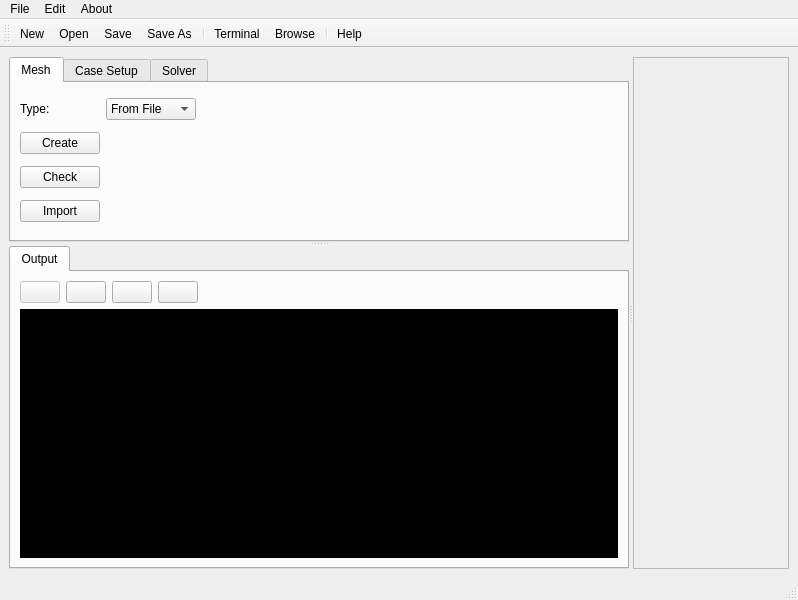
Above: petroFoam.ui from Eng-RSMY/petroFoam before the change. Below: the same form after it.
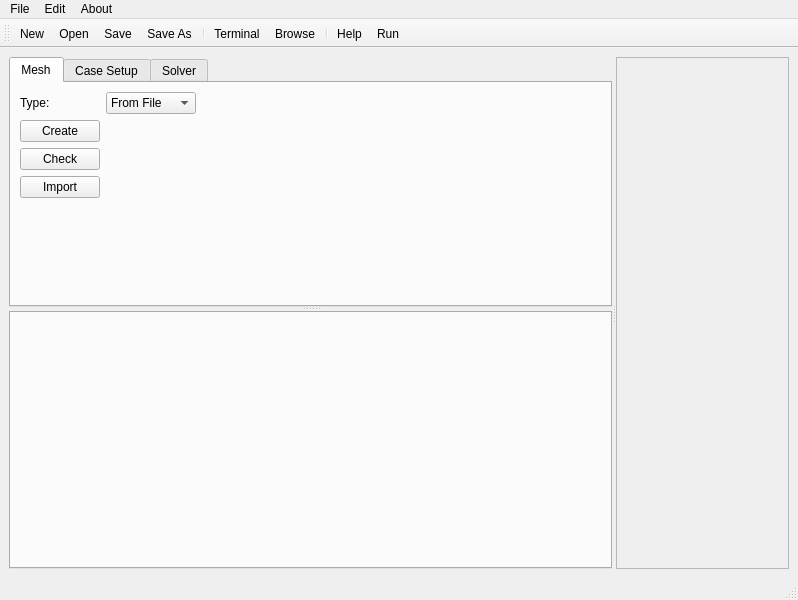
That is the form after the change. Icons and pictures are not drawn.

The edit to the form file:
```diff
--- a/petroFoam.ui
+++ b/petroFoam.ui
@@ -136,6 +136,19 @@
                </property>
               </spacer>
              </item>
+             <item row="4" column="0">
+              <spacer name="verticalSpacer">
+               <property name="orientation">
+                <enum>Qt::Vertical</enum>
+               </property>
+               <property name="sizeHint" stdset="0">
+                <size>
+                 <width>20</width>
+                 <height>40</height>
+                </size>
+               </property>
+              </spacer>
+             </item>
             </layout>
            </widget>
            <widget class="QWidget" name="tab_2">
@@ -153,495 +166,24 @@
            <layout class="QHBoxLayout" name="horizontalLayout_2">
             <item>
              <widget class="QTabWidget" name="tabWidget_2">
+              <property name="minimumSize">
+               <size>
+                <width>0</width>
+                <height>200</height>
+               </size>
+              </property>
               <property name="currentIndex">
                <number>0</number>
               </property>
-              <widget class="QWidget" name="tab_4">
-               <attribute name="title">
-                <string>Output</string>
-               </attribute>
-               <layout class="QGridLayout" name="gridLayout_3">
-                <item row="0" column="1">
-                 <widget class="QPushButton" name="pushButton">
-                  <property name="text">
-                   <string/>
-                  </property>
-                  <property name="icon">
-                   <iconset resource="resources.qrc">
-                    <normaloff>:/newPrefix/images/fromHelyx/fileSave16.png</normaloff>:/newPrefix/images/fromHelyx/fileSave16.png</iconset>
-                  </property>
-                 </widget>
-                </item>
-                <item row="1" column="0" colspan="5">
-                 <widget class="QTextEdit" name="textEdit">
-                  <property name="palette">
-                   <palette>
-                    <active>
-                     <colorrole role="WindowText">
-                      <brush brushstyle="SolidPattern">
-                       <color alpha="255">
-                        <red>255</red>
-                        <green>255</green>
-                        <blue>255</blue>
-                       </color>
-                      </brush>
-                     </colorrole>
-                     <colorrole role="Button">
-                      <brush brushstyle="SolidPattern">
-                       <color alpha="255">
-                        <red>0</red>
-                        <green>0</green>
-                        <blue>0</blue>
-                       </color>
-                      </brush>
-                     </colorrole>
-                     <colorrole role="Light">
-                      <brush brushstyle="SolidPattern">
-                       <color alpha="255">
-                        <red>0</red>
-                        <green>0</green>
-                        <blue>0</blue>
-                       </color>
-                      </brush>
-                     </colorrole>
-                     <colorrole role="Midlight">
-                      <brush brushstyle="SolidPattern">
-                       <color alpha="255">
-                        <red>0</red>
-                        <green>0</green>
-                        <blue>0</blue>
-                       </color>
-                      </brush>
-                     </colorrole>
-                     <colorrole role="Dark">
-                      <brush brushstyle="SolidPattern">
-                       <color alpha="255">
-                        <red>0</red>
-                        <green>0</green>
-                        <blue>0</blue>
-                       </color>
-                      </brush>
-                     </colorrole>
-                     <colorrole role="Mid">
-                      <brush brushstyle="SolidPattern">
-                       <color alpha="255">
-                        <red>0</red>
-                        <green>0</green>
-                        <blue>0</blue>
-                       </color>
-                      </brush>
-                     </colorrole>
-                     <colorrole role="Text">
-                      <brush brushstyle="SolidPattern">
-                       <color alpha="255">
-                        <red>255</red>
-                        <green>255</green>
-                        <blue>255</blue>
-                       </color>
-                      </brush>
-                     </colorrole>
-                     <colorrole role="BrightText">
-                      <brush brushstyle="SolidPattern">
-                       <color alpha="255">
-                        <red>255</red>
-                        <green>255</green>
-                        <blue>255</blue>
-                       </color>
-                      </brush>
-                     </colorrole>
-                     <colorrole role="ButtonText">
-                      <brush brushstyle="SolidPattern">
-                       <color alpha="255">
-                        <red>255</red>
-                        <green>255</green>
-                        <blue>255</blue>
-                       </color>
-                      </brush>
-                     </colorrole>
-                     <colorrole role="Base">
-                      <brush brushstyle="SolidPattern">
-                       <color alpha="255">
-                        <red>0</red>
-                        <green>0</green>
-                        <blue>0</blue>
-                       </color>
-                      </brush>
-                     </colorrole>
-                     <colorrole role="Window">
-                      <brush brushstyle="SolidPattern">
-                       <color alpha="255">
-                        <red>0</red>
-                        <green>0</green>
-                        <blue>0</blue>
-                       </color>
-                      </brush>
-                     </colorrole>
-                     <colorrole role="Shadow">
-                      <brush brushstyle="SolidPattern">
-                       <color alpha="255">
-                        <red>0</red>
-                        <green>0</green>
-                        <blue>0</blue>
-                       </color>
-                      </brush>
-                     </colorrole>
-                     <colorrole role="AlternateBase">
-                      <brush brushstyle="SolidPattern">
-                       <color alpha="255">
-                        <red>0</red>
-                        <green>0</green>
-                        <blue>0</blue>
-                       </color>
-                      </brush>
-                     </colorrole>
-                     <colorrole role="ToolTipBase">
-                      <brush brushstyle="SolidPattern">
-                       <color alpha="255">
-                        <red>255</red>
-                        <green>255</green>
-                        <blue>220</blue>
-                       </color>
-                      </brush>
-                     </colorrole>
-                     <colorrole role="ToolTipText">
-                      <brush brushstyle="SolidPattern">
-                       <color alpha="255">
-                        <red>0</red>
-                        <green>0</green>
-                        <blue>0</blue>
-                       </color>
-                      </brush>
-                     </colorrole>
-                    </active>
-                    <inactive>
-                     <colorrole role="WindowText">
-                      <brush brushstyle="SolidPattern">
-                       <color alpha="255">
-                        <red>255</red>
-                        <green>255</green>
-                        <blue>255</blue>
-                       </color>
-                      </brush>
-                     </colorrole>
-                     <colorrole role="Button">
-                      <brush brushstyle="SolidPattern">
-                       <color alpha="255">
-                        <red>0</red>
-                        <green>0</green>
-                        <blue>0</blue>
-                       </color>
-                      </brush>
-                     </colorrole>
-                     <colorrole role="Light">
-                      <brush brushstyle="SolidPattern">
-                       <color alpha="255">
-                        <red>0</red>
-                        <green>0</green>
-                        <blue>0</blue>
-                       </color>
-                      </brush>
-                     </colorrole>
-                     <colorrole role="Midlight">
-                      <brush brushstyle="SolidPattern">
-                       <color alpha="255">
-                        <red>0</red>
-                        <green>0</green>
-                        <blue>0</blue>
-                       </color>
-                      </brush>
-                     </colorrole>
-                     <colorrole role="Dark">
-                      <brush brushstyle="SolidPattern">
-                       <color alpha="255">
-                        <red>0</red>
-                        <green>0</green>
-                        <blue>0</blue>
-                       </color>
-                      </brush>
-                     </colorrole>
-                     <colorrole role="Mid">
-                      <brush brushstyle="SolidPattern">
-                       <color alpha="255">
-                        <red>0</red>
-                        <green>0</green>
-                        <blue>0</blue>
-                       </color>
-                      </brush>
-                     </colorrole>
-                     <colorrole role="Text">
-                      <brush brushstyle="SolidPattern">
-                       <color alpha="255">
-                        <red>255</red>
-                        <green>255</green>
-                        <blue>255</blue>
-                       </color>
-                      </brush>
-                     </colorrole>
-                     <colorrole role="BrightText">
-                      <brush brushstyle="SolidPattern">
-                       <color alpha="255">
-                        <red>255</red>
-                        <green>255</green>
-                        <blue>255</blue>
-                       </color>
-                      </brush>
-                     </colorrole>
-                     <colorrole role="ButtonText">
-                      <brush brushstyle="SolidPattern">
-                       <color alpha="255">
-                        <red>255</red>
-                        <green>255</green>
-                        <blue>255</blue>
-                       </color>
-                      </brush>
-                     </colorrole>
-                     <colorrole role="Base">
-                      <brush brushstyle="SolidPattern">
-                       <color alpha="255">
-                        <red>0</red>
-                        <green>0</green>
-                        <blue>0</blue>
-                       </color>
-                      </brush>
-                     </colorrole>
-                     <colorrole role="Window">
-                      <brush brushstyle="SolidPattern">
-                       <color alpha="255">
-                        <red>0</red>
-                        <green>0</green>
-                        <blue>0</blue>
-                       </color>
-                      </brush>
-                     </colorrole>
-                     <colorrole role="Shadow">
-                      <brush brushstyle="SolidPattern">
-                       <color alpha="255">
-                        <red>0</red>
-                        <green>0</green>
-                        <blue>0</blue>
-                       </color>
-                      </brush>
-                     </colorrole>
-                     <colorrole role="AlternateBase">
-                      <brush brushstyle="SolidPattern">
-                       <color alpha="255">
-                        <red>0</red>
-                        <green>0</green>
-                        <blue>0</blue>
-                       </color>
-                      </brush>
-                     </colorrole>
-                     <colorrole role="ToolTipBase">
-                      <brush brushstyle="SolidPattern">
-                       <color alpha="255">
-                        <red>255</red>
-                        <green>255</green>
-                        <blue>220</blue>
-                       </color>
-                      </brush>
-                     </colorrole>
-                     <colorrole role="ToolTipText">
-                      <brush brushstyle="SolidPattern">
-                       <color alpha="255">
-                        <red>0</red>
-                        <green>0</green>
-                        <blue>0</blue>
-                       </color>
-                      </brush>
-                     </colorrole>
-                    </inactive>
-                    <disabled>
-                     <colorrole role="WindowText">
-                      <brush brushstyle="SolidPattern">
-                       <color alpha="255">
-                        <red>0</red>
-                        <green>0</green>
-                        <blue>0</blue>
-                       </color>
-                      </brush>
-                     </colorrole>
-                     <colorrole role="Button">
-                      <brush brushstyle="SolidPattern">
-                       <color alpha="255">
-                        <red>0</red>
-                        <green>0</green>
-                        <blue>0</blue>
-                       </color>
-                      </brush>
-                     </colorrole>
-                     <colorrole role="Light">
-                      <brush brushstyle="SolidPattern">
-                       <color alpha="255">
-                        <red>0</red>
-                        <green>0</green>
-                        <blue>0</blue>
-                       </color>
-                      </brush>
-                     </colorrole>
-                     <colorrole role="Midlight">
-                      <brush brushstyle="SolidPattern">
-                       <color alpha="255">
-                        <red>0</red>
-                        <green>0</green>
-                        <blue>0</blue>
-                       </color>
-                      </brush>
-                     </colorrole>
-                     <colorrole role="Dark">
-                      <brush brushstyle="SolidPattern">
-                       <color alpha="255">
-                        <red>0</red>
-                        <green>0</green>
-                        <blue>0</blue>
-                       </color>
-                      </brush>
-                     </colorrole>
-                     <colorrole role="Mid">
-                      <brush brushstyle="SolidPattern">
-                       <color alpha="255">
-                        <red>0</red>
-                        <green>0</green>
-                        <blue>0</blue>
-                       </color>
-                      </brush>
-                     </colorrole>
-                     <colorrole role="Text">
-                      <brush brushstyle="SolidPattern">
-                       <color alpha="255">
-                        <red>0</red>
-                        <green>0</green>
-                        <blue>0</blue>
-                       </color>
-                      </brush>
-                     </colorrole>
-                     <colorrole role="BrightText">
-                      <brush brushstyle="SolidPattern">
-                       <color alpha="255">
-                        <red>255</red>
-                        <green>255</green>
-                        <blue>255</blue>
-                       </color>
-                      </brush>
-                     </colorrole>
-                     <colorrole role="ButtonText">
-                      <brush brushstyle="SolidPattern">
-                       <color alpha="255">
-                        <red>0</red>
-                        <green>0</green>
-                        <blue>0</blue>
-                       </color>
-                      </brush>
-                     </colorrole>
-                     <colorrole role="Base">
-                      <brush brushstyle="SolidPattern">
-                       <color alpha="255">
-                        <red>0</red>
-                        <green>0</green>
-                        <blue>0</blue>
-                       </color>
-                      </brush>
-                     </colorrole>
-                     <colorrole role="Window">
-                      <brush brushstyle="SolidPattern">
-                       <color alpha="255">
-                        <red>0</red>
-                        <green>0</green>
-                        <blue>0</blue>
-                       </color>
-                      </brush>
-                     </colorrole>
-                     <colorrole role="Shadow">
-                      <brush brushstyle="SolidPattern">
-                       <color alpha="255">
-                        <red>0</red>
-                        <green>0</green>
-                        <blue>0</blue>
-                       </color>
-                      </brush>
-                     </colorrole>
-                     <colorrole role="AlternateBase">
-                      <brush brushstyle="SolidPattern">
-                       <color alpha="255">
-                        <red>0</red>
-                        <green>0</green>
-                        <blue>0</blue>
-                       </color>
-                      </brush>
-                     </colorrole>
-                     <colorrole role="ToolTipBase">
-                      <brush brushstyle="SolidPattern">
-                       <color alpha="255">
-                        <red>255</red>
-                        <green>255</green>
-                        <blue>220</blue>
-                       </color>
-                      </brush>
-                     </colorrole>
-                     <colorrole role="ToolTipText">
-                      <brush brushstyle="SolidPattern">
-                       <color alpha="255">
-                        <red>0</red>
-                        <green>0</green>
-                        <blue>0</blue>
-                       </color>
-                      </brush>
-                     </colorrole>
-                    </disabled>
-                   </palette>
-                  </property>
-                 </widget>
-                </item>
-                <item row="0" column="2">
-                 <widget class="QPushButton" name="pushButton_2">
-                  <property name="text">
-                   <string/>
-                  </property>
-                  <property name="icon">
-                   <iconset resource="resources.qrc">
-                    <normaloff>:/newPrefix/images/fromHelyx/browseFile16.png</normaloff>:/newPrefix/images/fromHelyx/browseFile16.png</iconset>
-                  </property>
-                 </widget>
-                </item>
-                <item row="0" column="4">
-                 <spacer name="horizontalSpacer_2">
-                  <property name="orientation">
-                   <enum>Qt::Horizontal</enum>
-                  </property>
-                  <property name="sizeHint" stdset="0">
-                   <size>
-                    <width>40</width>
-                    <height>20</height>
-                   </size>
-                  </property>
-                 </spacer>
-                </item>
-                <item row="0" column="0">
-                 <widget class="QPushButton" name="pushButton_3">
-                  <property name="enabled">
-                   <bool>false</bool>
-                  </property>
-                  <property name="text">
-                   <string/>
-                  </property>
-                  <property name="icon">
-                   <iconset resource="resources.qrc">
-                    <normaloff>:/newPrefix/images/fromHelyx/stop16.png</normaloff>:/newPrefix/images/fromHelyx/stop16.png</iconset>
-                  </property>
-                 </widget>
-                </item>
-                <item row="0" column="3">
-                 <widget class="QPushButton" name="pushButton_4">
-                  <property name="text">
-                   <string/>
-                  </property>
-                  <property name="icon">
-                   <iconset resource="resources.qrc">
-                    <normaloff>:/newPrefix/images/fromHelyx/win_close16.png</normaloff>:/newPrefix/images/fromHelyx/win_close16.png</iconset>
-                  </property>
-                 </widget>
-                </item>
-               </layout>
-              </widget>
+              <property name="documentMode">
+               <bool>false</bool>
+              </property>
+              <property name="tabsClosable">
+               <bool>true</bool>
+              </property>
+              <property name="movable">
+               <bool>true</bool>
+              </property>
              </widget>
             </item>
            </layout>
@@ -755,6 +297,7 @@
    <addaction name="actionBrowse"/>
    <addaction name="separator"/>
    <addaction name="actionHelp"/>
+   <addaction name="actionRun"/>
   </widget>
   <action name="actionNew">
    <property name="icon">
@@ -838,6 +381,18 @@
     <string>changeMeshType</string>
    </property>
   </action>
+  <action name="actionRun">
+   <property name="icon">
+    <iconset resource="resources.qrc">
+     <normaloff>:/newPrefix/images/fromHelyx/next16.png</normaloff>:/newPrefix/images/fromHelyx/next16.png</iconset>
+   </property>
+   <property name="text">
+    <string>Run</string>
+   </property>
+   <property name="toolTip">
+    <string>Run</string>
+   </property>
+  </action>
  </widget>
  <resources>
   <include location="resources.qrc"/>
```
Left out of the diff: 53 changed lines with no effect on the pictures.
